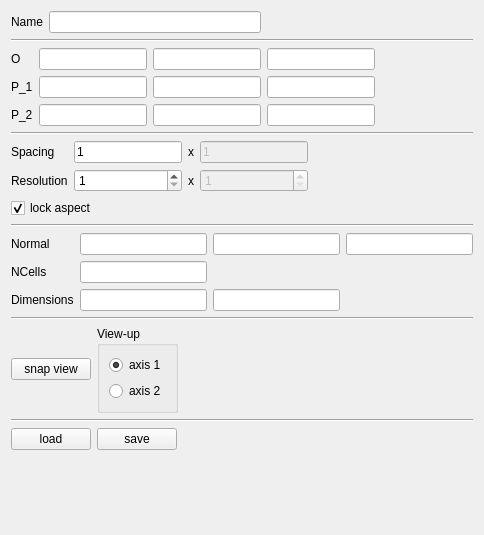
The window that development/pqSQPlaneSourceForm.ui (burlen/SciberQuestToolKit) describes before a commit, drawn with Qt 5.
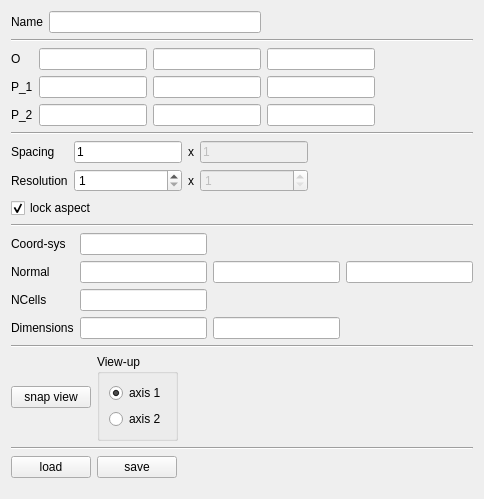
The same window after the commit.

Commit message: BUG: Fixed error dialog pop in plae source.

```diff
--- a/development/pqSQPlaneSourceForm.ui
+++ b/development/pqSQPlaneSourceForm.ui
@@ -7,7 +7,7 @@
     <x>0</x>
     <y>0</y>
     <width>484</width>
-    <height>535</height>
+    <height>499</height>
    </rect>
   </property>
   <property name="windowTitle">
@@ -259,50 +259,82 @@
    <item>
     <layout class="QGridLayout" name="gridLayout_2">
      <item row="0" column="0">
-      <widget class="QLabel" name="label_11">
+      <widget class="QLabel" name="label_10">
+       <property name="sizePolicy">
+        <sizepolicy hsizetype="Preferred" vsizetype="Preferred">
+         <horstretch>0</horstretch>
+         <verstretch>0</verstretch>
+        </sizepolicy>
+       </property>
        <property name="text">
-        <string>Normal</string>
+        <string>Coord-sys</string>
        </property>
       </widget>
      </item>
      <item row="0" column="1">
-      <widget class="QLineEdit" name="n_x"/>
-     </item>
-     <item row="0" column="2">
-      <widget class="QLineEdit" name="n_y"/>
-     </item>
-     <item row="0" column="3">
-      <widget class="QLineEdit" name="n_z"/>
+      <widget class="QLineEdit" name="coordStatus">
+       <property name="readOnly">
+        <bool>true</bool>
+       </property>
+      </widget>
      </item>
      <item row="1" column="0">
+      <widget class="QLabel" name="label_11">
+       <property name="text">
+        <string>Normal</string>
+       </property>
+      </widget>
+     </item>
+     <item row="1" column="1">
+      <widget class="QLineEdit" name="n_x">
+       <property name="readOnly">
+        <bool>true</bool>
+       </property>
+      </widget>
+     </item>
+     <item row="1" column="2">
+      <widget class="QLineEdit" name="n_y">
+       <property name="readOnly">
+        <bool>true</bool>
+       </property>
+      </widget>
+     </item>
+     <item row="1" column="3">
+      <widget class="QLineEdit" name="n_z">
+       <property name="readOnly">
+        <bool>true</bool>
+       </property>
+      </widget>
+     </item>
+     <item row="2" column="0">
       <widget class="QLabel" name="label_9">
        <property name="text">
         <string>NCells</string>
        </property>
       </widget>
      </item>
-     <item row="1" column="1">
+     <item row="2" column="1">
       <widget class="QLineEdit" name="nCells">
        <property name="readOnly">
         <bool>true</bool>
        </property>
       </widget>
      </item>
-     <item row="2" column="0">
+     <item row="3" column="0">
       <widget class="QLabel" name="label_7">
        <property name="text">
         <string>Dimensions</string>
        </property>
       </widget>
      </item>
-     <item row="2" column="1">
+     <item row="3" column="1">
       <widget class="QLineEdit" name="dim_x">
        <property name="readOnly">
         <bool>true</bool>
        </property>
       </widget>
      </item>
-     <item row="2" column="2">
+     <item row="3" column="2">
       <widget class="QLineEdit" name="dim_y">
        <property name="readOnly">
         <bool>true</bool>
```
The commit also changes 1 other file.
